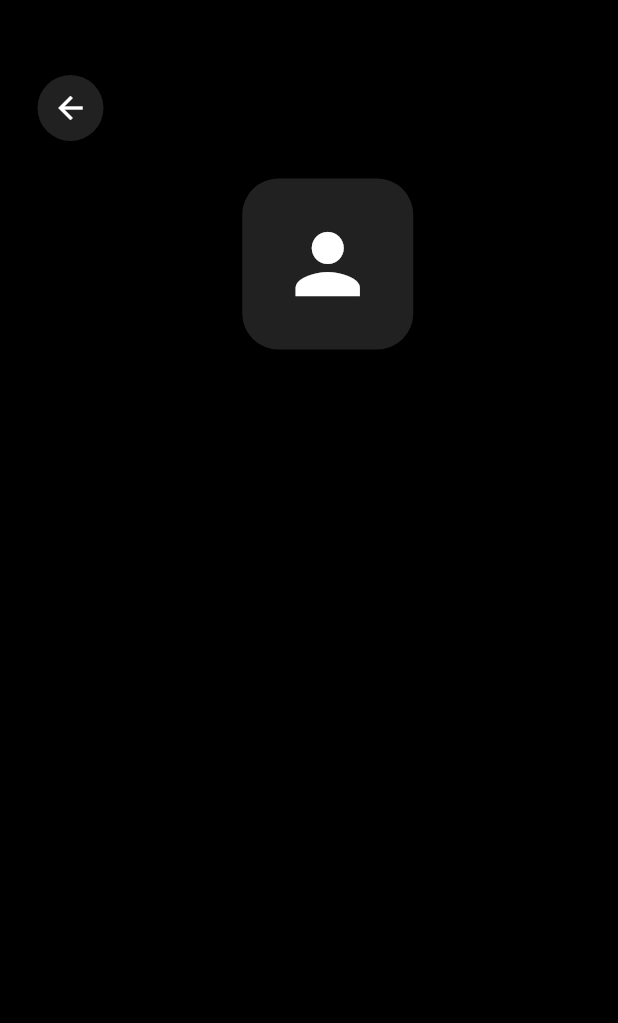
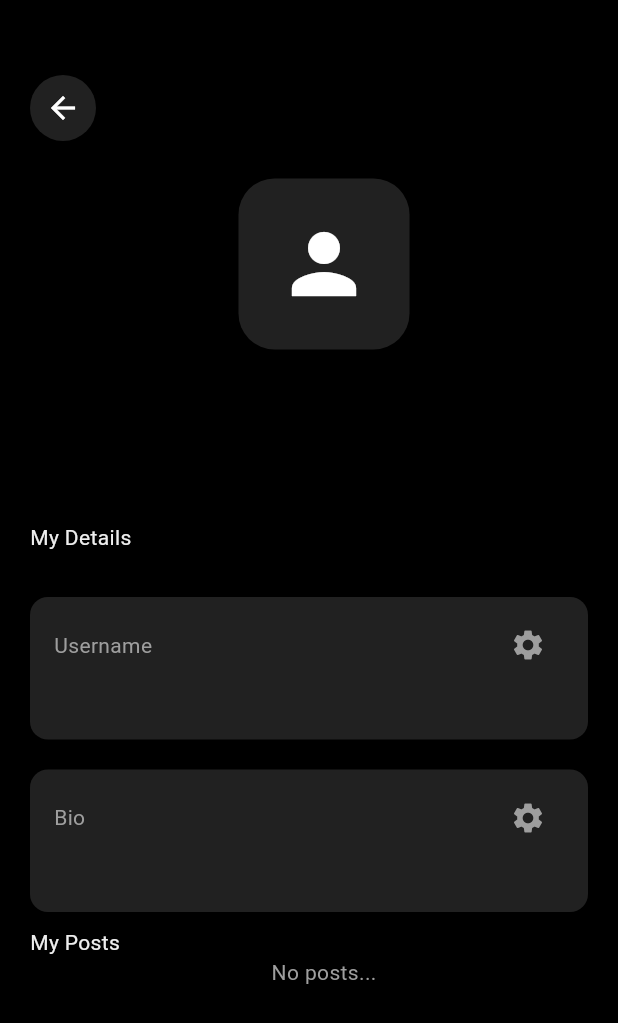
Before and after one commit to SyedAbdulNafay/Social-Media-App, a Flutter app: the ProfilePage screen opened by its route, on a phone screen of 412 x 824 dp. Shown: the top 1023 px of the screen. Run offline on Flutter 3.47's test engine with Material 3 defaults, Android fonts, the phone set to English and light mode, and no system bars; our stand-ins replace cloud_firestore, firebase_auth, firebase_core; accounts and stored records are empty; network calls fail.

Commit message:
user profile complete

```diff
--- a/lib/pages/home_page.dart
+++ b/lib/pages/home_page.dart
@@ -29,7 +29,6 @@ class _HomePageState extends State<HomePage> {
 
   @override
   void initState() {
-    // TODO: implement initState
     super.initState();
     _focusNode = FocusNode();
   }
--- a/lib/pages/login_page.dart
+++ b/lib/pages/login_page.dart
@@ -12,7 +12,6 @@ class LoginPage extends StatefulWidget {
 }
 
 class _LoginPageState extends State<LoginPage> {
-  late FocusNode _focusNode;
   final _formKey = GlobalKey<FormState>();
 
   bool isLoggingIn = false;
@@ -73,7 +72,6 @@ class _LoginPageState extends State<LoginPage> {
 
                     //email text field
                     MyTextField(
-                        focusNode: _focusNode,
                         hintText: "Email",
                         obscureText: false,
                         controller: _emailcontroller),
@@ -83,7 +81,6 @@ class _LoginPageState extends State<LoginPage> {
 
                     //password text field
                     MyTextField(
-                        focusNode: _focusNode,
                         hintText: "Password",
                         obscureText: true,
                         controller: _passwordcontroller),
--- a/lib/pages/profile_page.dart
+++ b/lib/pages/profile_page.dart
@@ -1,19 +1,66 @@
 import 'package:cloud_firestore/cloud_firestore.dart';
 import 'package:firebase_auth/firebase_auth.dart';
 import 'package:flutter/material.dart';
+import 'package:social_media_app/database/posts_firestore.dart';
+import 'package:social_media_app/widgets/my_list_tile.dart';
+import 'package:social_media_app/widgets/my_text_box.dart';
+import 'package:social_media_app/widgets/my_text_field.dart';
 
 import '../widgets/my_back_button.dart';
 
-class ProfilePage extends StatelessWidget {
-  ProfilePage({super.key});
+class ProfilePage extends StatefulWidget {
+  const ProfilePage({super.key});
 
+  @override
+  State<ProfilePage> createState() => _ProfilePageState();
+}
+
+class _ProfilePageState extends State<ProfilePage> {
   final User? currentUser = FirebaseAuth.instance.currentUser;
+  final FirestoreDatabase database = FirestoreDatabase();
 
-  Future<DocumentSnapshot<Map<String, dynamic>>> getUserDetails() async {
-    return await FirebaseFirestore.instance
-        .collection('Users')
-        .doc(currentUser!.email)
-        .get();
+  final usersCollection = FirebaseFirestore.instance.collection("Users");
+
+  Future<void> editField(String field) async {
+    String newString = "";
+    await showDialog(
+        context: context,
+        builder: (context) => AlertDialog(
+              title: Text(
+                "Edit $field",
+                style:
+                    TextStyle(color: Theme.of(context).colorScheme.secondary),
+              ),
+              content: MyTextField(
+                hintText: "Enter new $field",
+                obscureText: false,
+                onChanged: (value) {
+                  newString = value;
+                },
+              ),
+              actions: [
+                TextButton(
+                    style: ButtonStyle(
+                        backgroundColor: WidgetStateProperty.all(
+                            Theme.of(context).colorScheme.primary),
+                        foregroundColor: WidgetStateProperty.all(
+                            Theme.of(context).colorScheme.secondary)),
+                    onPressed: () => Navigator.pop(context),
+                    child: const Text("Cancel")),
+                TextButton(
+                    style: ButtonStyle(
+                        backgroundColor: WidgetStateProperty.all(
+                            Theme.of(context).colorScheme.primary),
+                        foregroundColor: WidgetStateProperty.all(
+                            Theme.of(context).colorScheme.secondary)),
+                    onPressed: () => Navigator.of(context).pop(newString),
+                    child: const Text("Save")),
+              ],
+            ));
+
+    if (newString.trim().length > 0) {
+      await usersCollection.doc(currentUser!.email).update({field: newString});
+    }
   }
 
   @override
@@ -21,8 +68,11 @@ class ProfilePage extends StatelessWidget {
     return SafeArea(
       child: Scaffold(
         backgroundColor: Theme.of(context).colorScheme.background,
-        body: FutureBuilder<DocumentSnapshot<Map<String, dynamic>>>(
-          future: getUserDetails(),
+        body: StreamBuilder<DocumentSnapshot<Map<String, dynamic>>>(
+          stream: FirebaseFirestore.instance
+              .collection("Users")
+              .doc(currentUser!.email)
+              .snapshots(),
           builder: (context, snapshot) {
             if (snapshot.connectionState == ConnectionState.waiting) {
               return Center(
@@ -32,11 +82,11 @@ class ProfilePage extends StatelessWidget {
             } else if (snapshot.hasError) {
               return Text("Error: ${snapshot.error}");
             } else if (snapshot.hasData) {
-              Map<String, dynamic>? user = snapshot.data!.data();
-
-              return Center(
-                child: Padding(
-                  padding: const EdgeInsets.only(top: 50, left: 25),
+              Map<String, dynamic> user =
+                  snapshot.data!.data() as Map<String, dynamic>;
+              return Padding(
+                padding: const EdgeInsets.only(top: 50, left: 20),
+                child: SingleChildScrollView(
                   child: Column(
                     children: [
                       const Row(
@@ -60,7 +110,7 @@ class ProfilePage extends StatelessWidget {
                       const SizedBox(
                         height: 25,
                       ),
-                      Text(user!['username'],
+                      Text(user['username'],
                           style: const TextStyle(
                               fontWeight: FontWeight.bold, fontSize: 24)),
                       const SizedBox(
@@ -71,6 +121,79 @@ class ProfilePage extends StatelessWidget {
                         style: TextStyle(
                             color: Theme.of(context).colorScheme.secondary),
                       ),
+                      const Row(
+                        children: [
+                          Padding(
+                              padding: EdgeInsets.only(top: 25),
+                              child: Text("My Details")),
+                        ],
+                      ),
+                      const SizedBox(
+                        height: 10,
+                      ),
+                      MyTextBox(
+                        title: "Username",
+                        content: user['username'],
+                        onPressed: () => editField('username'),
+                      ),
+                      MyTextBox(
+                        title: "Bio",
+                        content: user['bio'],
+                        onPressed: () => editField('bio'),
+                      ),
+                      const SizedBox(
+                        height: 10,
+                      ),
+                      const Row(
+                        children: [
+                          Text("My Posts"),
+                        ],
+                      ),
+                      StreamBuilder(
+                          stream: database.getUserPostsStream(),
+                          builder: (context, snapshot) {
+                            if (snapshot.connectionState ==
+                                ConnectionState.waiting) {
+                              return CircularProgressIndicator(
+                                color: Theme.of(context)
+                                    .colorScheme
+                                    .inversePrimary,
+                              );
+                            }
+                            if (snapshot.hasError) {
+                              Center(
+                                child: Text("Error: ${snapshot.error}"),
+                              );
+                            }
+                            final posts = snapshot.data?.docs;
+                            if (posts == null || posts.isEmpty) {
+                              return Center(
+                                child: Text(
+                                  "No posts...",
+                                  style: TextStyle(
+                                      color: Theme.of(context)
+                                          .colorScheme
+                                          .secondary),
+                                ),
+                              );
+                            }
+                            return Container(
+                              margin: EdgeInsets.only(top: 10),
+                              height: 300,
+                              child: ListView.builder(
+                                  itemCount: posts.length,
+                                  itemBuilder: (context, index) {
+                                    final post = posts[index];
+                                    return MyListTile(
+                                        title: post['UserEmail'],
+                                        subtitle: post['message'],
+                                        timestamp: post['timestamp'],
+                                        postId: post.id,
+                                        likes: List<String>.from(
+                                            post['likes'] ?? []));
+                                  }),
+                            );
+                          })
                     ],
                   ),
                 ),
--- /dev/null
+++ b/lib/widgets/my_text_box.dart
@@ -0,0 +1,47 @@
+import 'package:flutter/material.dart';
+
+class MyTextBox extends StatelessWidget {
+  final String title;
+  final String content;
+  final void Function()? onPressed;
+  const MyTextBox(
+      {super.key,
+      required this.title,
+      required this.content,
+      required this.onPressed});
+
+  @override
+  Widget build(BuildContext context) {
+    return Container(
+      margin: const EdgeInsets.only(right: 20, top: 20),
+      padding: const EdgeInsets.only(bottom: 16, right: 16, left: 16, top: 8),
+      decoration: BoxDecoration(
+          color: Theme.of(context).colorScheme.primary,
+          borderRadius: BorderRadius.circular(12)),
+      child: Column(
+        crossAxisAlignment: CrossAxisAlignment.start,
+        children: [
+          Row(
+            crossAxisAlignment: CrossAxisAlignment.center,
+            mainAxisAlignment: MainAxisAlignment.spaceBetween,
+            children: [
+              Text(
+                title,
+                style:
+                    TextStyle(color: Theme.of(context).colorScheme.secondary),
+              ),
+              IconButton(
+                  onPressed: onPressed,
+                  icon: Icon(Icons.settings,
+                      color: Theme.of(context).colorScheme.secondary))
+            ],
+          ),
+          Text(
+            content,
+            style: const TextStyle(fontSize: 16),
+          )
+        ],
+      ),
+    );
+  }
+}
```
Also changed, not shown: lib/database/posts_firestore.dart (+10 -0 lines), lib/pages/signup_page.dart (+2 -6 lines), lib/widgets/my_text_field.dart (+9 -6 lines).
